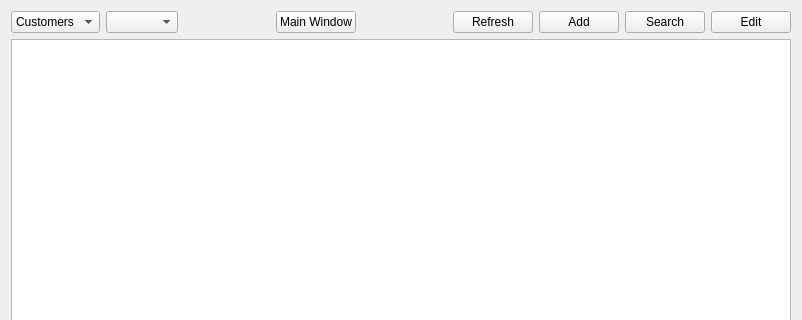
Above: tables.ui from kia-far/QtDBS before the change; both pictures show x 0 to 802 and y 0 to 320 of the 802 by 525 pixel window. Below: the same form after it.
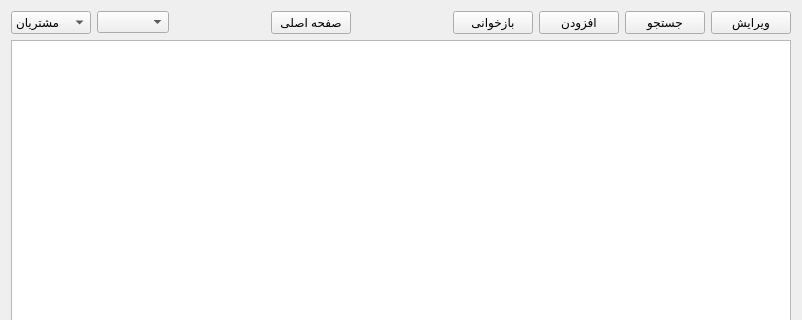
That is the form after the change.

The edit to the form file:
```diff
--- a/tables.ui
+++ b/tables.ui
@@ -30,21 +30,21 @@
    <item row="0" column="8">
     <widget class="QPushButton" name="EditBtn">
      <property name="text">
-      <string>Edit</string>
+      <string>ویرایش</string>
      </property>
     </widget>
    </item>
    <item row="0" column="6">
     <widget class="QPushButton" name="AddBtn">
      <property name="text">
-      <string>Add</string>
+      <string>افزودن</string>
      </property>
     </widget>
    </item>
    <item row="0" column="5">
     <widget class="QPushButton" name="RefreshBtn">
      <property name="text">
-      <string>Refresh</string>
+      <string>بازخوانی</string>
      </property>
     </widget>
    </item>
@@ -77,22 +77,22 @@
      </property>
      <item>
       <property name="text">
-       <string>Customers</string>
+       <string>مشتریان</string>
       </property>
      </item>
      <item>
       <property name="text">
-       <string>Services</string>
+       <string>خدمات</string>
       </property>
      </item>
      <item>
       <property name="text">
-       <string>Devices</string>
+       <string>دستگاه ها</string>
       </property>
      </item>
      <item>
       <property name="text">
-       <string>Products</string>
+       <string>محصولات</string>
       </property>
      </item>
     </widget>
@@ -110,14 +110,14 @@
    <item row="0" column="3">
     <widget class="QPushButton" name="mainWindowBtn">
      <property name="text">
-      <string>Main Window</string>
+      <string>صفحه اصلی</string>
      </property>
     </widget>
    </item>
    <item row="0" column="7">
     <widget class="QPushButton" name="SearchBtn">
      <property name="text">
-      <string>Search</string>
+      <string>جستجو</string>
      </property>
     </widget>
    </item>
```
